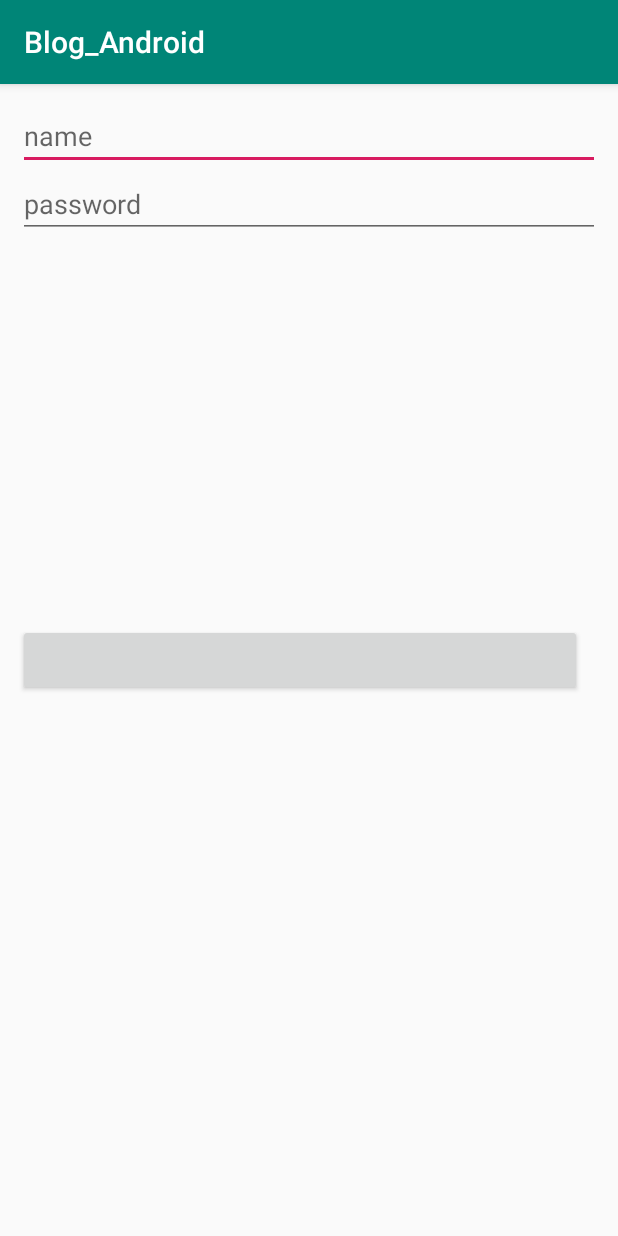
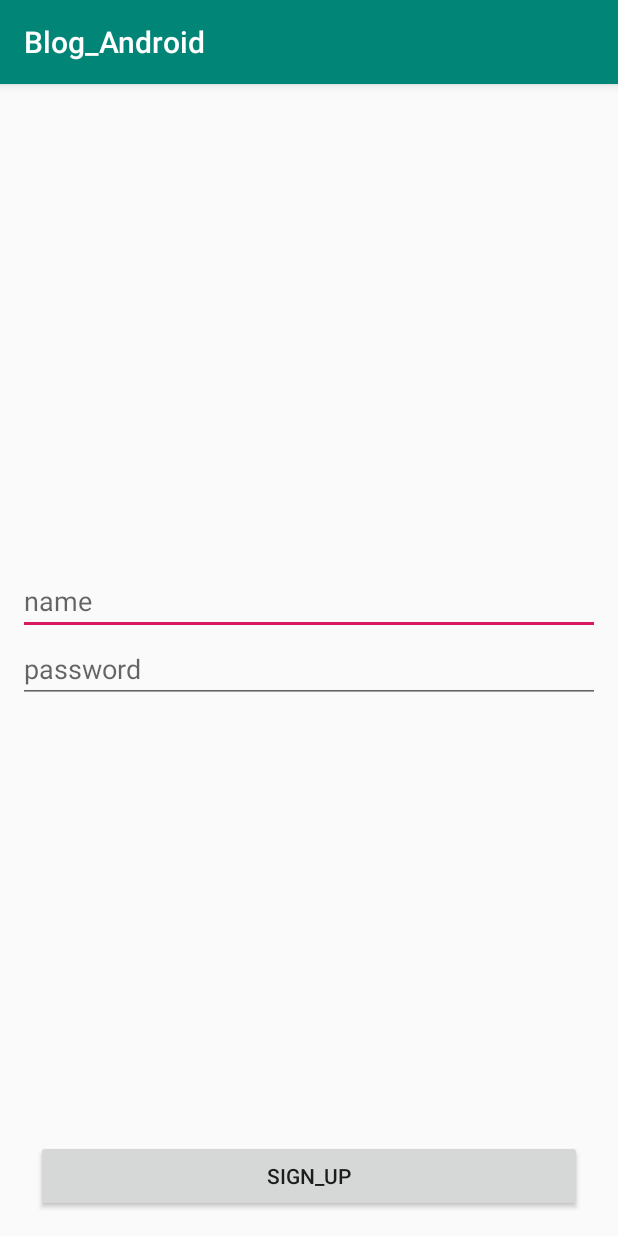
Before and after one commit to shubhamwert/Blog_flaskApi_android, an Android app: the signUpActivity screen opened directly, with no data from a screen before it, on a phone screen of 412 x 824 dp. Run offline under Robolectric (Android 15) with nearby library versions, the phone set to English and light mode, and no system bars.

Commit message:
token based auth\n android flow changes

```diff
--- a/apk/app/src/main/AndroidManifest.xml
+++ b/apk/app/src/main/AndroidManifest.xml
@@ -12,6 +12,8 @@
         android:supportsRtl="true"
         android:theme="@style/AppTheme"
         android:usesCleartextTraffic="true">
+        <activity android:name=".Activities.AddNewBlog"></activity>
+        <activity android:name=".Activities.signUpActivity" />
         <activity android:name=".Activities.LoginActivity">
             <intent-filter>
                 <action android:name="android.intent.action.MAIN" />
@@ -19,11 +21,7 @@
                 <category android:name="android.intent.category.LAUNCHER" />
             </intent-filter>
         </activity>
-        <activity android:name=".Activities.Blogs_List" />
-        <activity android:name=".Activities.NewUserActivity" />
-        <activity android:name=".MainActivity">
-
-        </activity>
+        <activity android:name=".MainActivity" />
     </application>
 
 </manifest>
--- a/apk/app/src/main/java/com/stechapps/blog_android/Activities/NewUserActivity.java
+++ b/apk/app/src/main/java/com/stechapps/blog_android/Activities/signUpActivity.java
@@ -7,18 +7,16 @@ import android.view.View;
 import android.widget.EditText;
 import android.widget.Toast;
 
-import com.google.gson.Gson;
 import com.google.gson.JsonObject;
 import com.stechapps.blog_android.Controller.CreateNewUser;
-import com.stechapps.blog_android.MainActivity;
 import com.stechapps.blog_android.R;
 
-public class NewUserActivity extends AppCompatActivity {
+public class signUpActivity extends AppCompatActivity {
 
     @Override
     protected void onCreate(Bundle savedInstanceState) {
         super.onCreate(savedInstanceState);
-        setContentView(R.layout.activity_new_user);
+        setContentView(R.layout.activity_sign_up);
 
     }
 
@@ -35,8 +33,9 @@ public class NewUserActivity extends AppCompatActivity {
             Toast.makeText(this, "try again", Toast.LENGTH_SHORT).show();
             return;
         }
-        CreateNewUser c=new CreateNewUser(NewUserActivity.this);
+        CreateNewUser c=new CreateNewUser(signUpActivity.this);
         c.OnStart(j);
+        finish();
 
     }
 }
--- a/apk/app/src/main/java/com/stechapps/blog_android/Controller/CreateNewUser.java
+++ b/apk/app/src/main/java/com/stechapps/blog_android/Controller/CreateNewUser.java
@@ -33,7 +33,11 @@ public class CreateNewUser implements Callback<NewUser> {
     @Override
     public void onResponse(Call<com.stechapps.blog_android.api.NewUser> call, Response<com.stechapps.blog_android.api.NewUser> response) {
         if(response.isSuccessful()){
-            Toast.makeText(mContext, " "+response.body().getName(), Toast.LENGTH_SHORT).show();
+            Toast.makeText(mContext, "New user Created"+response.body().getName(), Toast.LENGTH_SHORT).show();
+
+        }
+        else{
+            Toast.makeText(mContext, "unable to create user"+response.body().getName(), Toast.LENGTH_SHORT).show();
 
         }
     }
--- a/apk/app/src/main/res/layout/activity_new_user.xml
+++ /dev/null
@@ -1,42 +0,0 @@
-<?xml version="1.0" encoding="utf-8"?>
-
-<androidx.constraintlayout.widget.ConstraintLayout xmlns:android="http://schemas.android.com/apk/res/android"
-    xmlns:app="http://schemas.android.com/apk/res-auto"
-    xmlns:tools="http://schemas.android.com/tools"
-    android:layout_width="match_parent"
-    android:layout_height="match_parent"
-    tools:context=".Activities.NewUserActivity"
-    android:padding="12dp">
-
-    <Button
-        android:layout_width="match_parent"
-        android:layout_height="wrap_content"
-        android:layout_marginEnd="12dp"
-        android:onClick="newUserCreated"
-        app:layout_constraintBottom_toBottomOf="@+id/linearLayout"
-        app:layout_constraintEnd_toEndOf="parent"
-        app:layout_constraintStart_toStartOf="parent"
-        app:layout_constraintTop_toTopOf="@+id/linearLayout" />
-
-    <LinearLayout
-        android:orientation="vertical"
-        android:id="@+id/linearLayout"
-        android:layout_width="match_parent"
-        android:layout_height="match_parent"
-        tools:layout_editor_absoluteX="37dp"
-        tools:layout_editor_absoluteY="-133dp">
-
-        <EditText
-            android:hint="name"
-            android:id="@+id/name"
-            android:layout_width="match_parent"
-            android:layout_height="wrap_content"
-            android:autofillHints="@string/app_name" />
-        <EditText
-            android:layout_width="match_parent"
-            android:layout_height="wrap_content"
-            android:id="@+id/pass1"
-            android:hint="password"/>
-
-    </LinearLayout>
-</androidx.constraintlayout.widget.ConstraintLayout>
--- /dev/null
+++ b/apk/app/src/main/res/layout/activity_sign_up.xml
@@ -0,0 +1,49 @@
+<?xml version="1.0" encoding="utf-8"?>
+
+<androidx.constraintlayout.widget.ConstraintLayout xmlns:android="http://schemas.android.com/apk/res/android"
+    xmlns:app="http://schemas.android.com/apk/res-auto"
+    xmlns:tools="http://schemas.android.com/tools"
+    android:layout_width="match_parent"
+    android:layout_height="match_parent"
+    tools:context=".Activities.signUpActivity"
+    android:padding="12dp">
+
+    <LinearLayout
+        android:id="@+id/linearLayout"
+        android:layout_width="0dp"
+        android:layout_height="wrap_content"
+        android:orientation="vertical"
+        app:layout_constraintBottom_toTopOf="@+id/button2"
+        app:layout_constraintEnd_toEndOf="parent"
+        app:layout_constraintStart_toStartOf="parent"
+        app:layout_constraintTop_toTopOf="parent"
+        app:layout_constraintVertical_bias="0.515">
+
+        <EditText
+            android:id="@+id/name"
+            android:layout_width="match_parent"
+            android:layout_height="wrap_content"
+            android:autofillHints="@string/app_name"
+            android:hint="name" />
+
+        <EditText
+            android:id="@+id/pass1"
+            android:layout_width="match_parent"
+            android:layout_height="wrap_content"
+            android:hint="password" />
+
+    </LinearLayout>
+
+    <Button
+        android:id="@+id/button2"
+        android:layout_width="match_parent"
+        android:layout_height="wrap_content"
+        android:layout_marginStart="12dp"
+        android:layout_marginEnd="12dp"
+        android:layout_marginBottom="4dp"
+        android:onClick="newUserCreated"
+        android:text="sign_up"
+        app:layout_constraintBottom_toBottomOf="parent"
+        app:layout_constraintEnd_toEndOf="parent"
+        app:layout_constraintStart_toStartOf="parent" />
+</androidx.constraintlayout.widget.ConstraintLayout>
--- a/apk/app/src/main/res/values/strings.xml
+++ b/apk/app/src/main/res/values/strings.xml
@@ -1,4 +1,5 @@
 <resources>
     <string name="app_name">Blog_Android</string>
     <string name="button">Button</string>
+    <string name="submit">submit</string>
 </resources>
```
Also changed, not shown: apk/app/src/main/java/com/stechapps/blog_android/Activities/AddNewBlog.java (added, +46 -0 lines), apk/app/src/main/java/com/stechapps/blog_android/Activities/Blogs_List.java (deleted, +0 -65 lines), apk/app/src/main/java/com/stechapps/blog_android/Activities/LoginActivity.java (+6 -4 lines), apk/app/src/main/java/com/stechapps/blog_android/MainActivity.java (+48 -36 lines), apk/app/src/main/java/com/stechapps/blog_android/api/CreateBlogModel.java (+11 -0 lines), apk/app/src/main/java/com/stechapps/blog_android/api/NewUser.java (+10 -0 lines), apk/app/src/main/java/com/stechapps/blog_android/api/get_blog_response.java (+10 -8 lines), apk/app/src/main/res/layout/activity_add_new_blog.xml (added, +49 -0 lines), apk/app/src/main/res/layout/activity_blogs__list.xml (deleted, +0 -12 lines), apk/app/src/main/res/layout/activity_login.xml (+33 -5 lines), apk/app/src/main/res/layout/activity_main.xml (+10 -70 lines), 2 other files.
